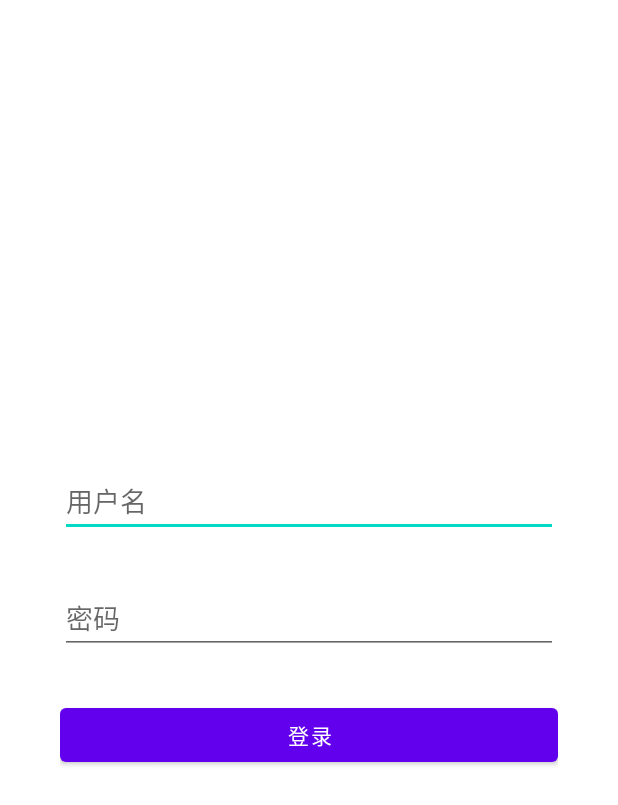
After one commit to xiongtao63/kotlin_IM, an Android app: the layout activity_login.xml on its own in the app's theme, with its tools: preview values and no code run, on a phone screen of 412 x 824 dp. The commit adds this screen. Shown: the top 805 px of the screen. Run offline under Robolectric (Android 15) with nearby library versions, the phone set to English and light mode, and no system bars.

Commit message:
欢迎页面逻辑提交

```diff
--- a/app/src/main/AndroidManifest.xml
+++ b/app/src/main/AndroidManifest.xml
@@ -12,6 +12,11 @@
         <activity
             android:name=".MainActivity"
             android:exported="true">
+
+        </activity>
+        <activity android:name=".SplashActivity"
+            android:exported="true"
+            android:theme="@style/FullScreen">
             <intent-filter>
                 <action android:name="android.intent.action.MAIN" />
 
--- /dev/null
+++ b/app/src/main/java/com/xiongtao/im/contract/BasePresenter.kt
@@ -0,0 +1,4 @@
+package com.xiongtao.im.contract
+
+interface BasePresenter {
+}
--- /dev/null
+++ b/app/src/main/res/layout/activity_login.xml
@@ -0,0 +1,31 @@
+<?xml version="1.0" encoding="utf-8"?>
+<LinearLayout xmlns:android="http://schemas.android.com/apk/res/android"
+    android:layout_width="match_parent"
+    android:layout_height="match_parent"
+    android:gravity="center"
+    android:padding="40dp"
+    android:orientation="vertical"
+>
+   <EditText
+       android:id="@+id/userName"
+       android:hint="用户名"
+       android:layout_width="match_parent"
+       android:layout_height="wrap_content"
+       android:inputType="text"
+       />
+   <EditText
+       android:id="@+id/passWord"
+       android:hint="密码"
+       android:layout_marginTop="30dp"
+       android:layout_width="match_parent"
+       android:layout_height="wrap_content"
+       android:inputType="numberPassword"
+       />
+    <Button
+        android:id="@+id/login"
+        android:layout_width="match_parent"
+        android:layout_height="wrap_content"
+        android:layout_marginTop="30dp"
+        android:text="登录"/>
+
+</LinearLayout>
--- a/app/src/main/res/values/strings.xml
+++ b/app/src/main/res/values/strings.xml
@@ -1,3 +1,8 @@
 <resources>
     <string name="app_name">IM</string>
+    <string name="username_error">用户名错误</string>
+    <string name="password_error">密码错误</string>
+    <string name="logining">正在登录</string>
+    <string name="login_failed">登录失败</string>
+
 </resources>
--- a/app/src/main/res/values/themes.xml
+++ b/app/src/main/res/values/themes.xml
@@ -13,4 +13,10 @@
         <item name="android:statusBarColor" tools:targetApi="l">?attr/colorPrimaryVariant</item>
         <!-- Customize your theme here. -->
     </style>
+
+    <style name="FullScreen" parent="Theme.AppCompat.Light.NoActionBar">
+        <item name="android:windowFullscreen">true</item>
+<!--        <item name="android:windowActionBar">false</item>-->
+        <item name="windowNoTitle">true</item>
+    </style>
 </resources>
```
Also changed, not shown: app/src/main/java/com/xiongtao/im/BaseActivity.kt (+14 -0 lines), app/src/main/java/com/xiongtao/im/LoginActivity.kt (added, +44 -0 lines), app/src/main/java/com/xiongtao/im/SplashActivity.kt (added, +38 -0 lines), app/src/main/java/com/xiongtao/im/contract/LoginContract.kt (added, +14 -0 lines), app/src/main/java/com/xiongtao/im/contract/SplashContract.kt (added, +11 -0 lines), app/src/main/java/com/xiongtao/im/presenter/LoginPresenter.kt (added, +9 -0 lines), app/src/main/java/com/xiongtao/im/presenter/SplashPresenter.kt (added, +13 -0 lines), app/src/main/res/layout/activity_splash.xml (added, +16 -0 lines).
